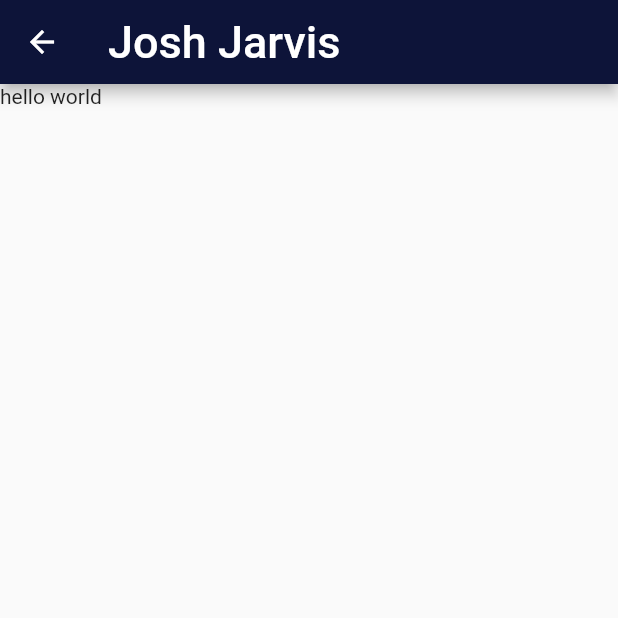
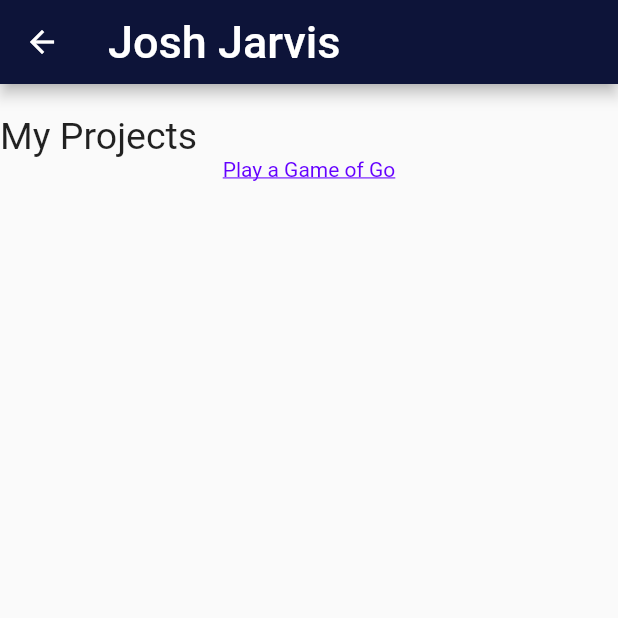
Before and after one commit to ixonstater/codefordaysweb, a Flutter app: the JoshProfile screen opened by its route, on a phone screen of 412 x 824 dp, the top half of it. Run offline on Flutter 3.47's test engine with Material 2 defaults, Android fonts, the phone set to English and light mode, and no system bars; missing offline and left inert: universal_html.

Commit message:
Added first hyperlink to projects page

```diff
--- a/lib/profiles/ashley.dart
+++ b/lib/profiles/ashley.dart
@@ -22,8 +22,19 @@ class _AshleyProfileState extends State<AshleyProfile>{
   _AshleyProfileState() : super();
 
   Widget build(BuildContext build){
-    return Text(
-      "Hello Ashley Profile Page"
+    return Scaffold(
+      appBar: AppBar(
+        title: Text("Ashley Jarvis"),
+      ),
+      body: Align(
+        alignment: Alignment.center,
+        child: Text(
+          "Coming Soon: Ashley's Profile",
+          style: TextStyle(
+            fontSize: 50
+          )
+        )
+      )
     );
   }
 }
--- a/lib/profiles/josh.dart
+++ b/lib/profiles/josh.dart
@@ -1,6 +1,7 @@
 import 'package:flutter/material.dart';
 import '../profiles/profile_tile.dart';
 import '../resources/text.dart';
+import 'package:universal_html/html.dart' as html;
 
 class JoshProfileTile extends StatelessWidget{
   JoshProfileTile(Key key) : super(key: key);
@@ -15,16 +16,16 @@ class JoshProfile extends StatefulWidget{
   JoshProfile(Key key) : super(key: key);
 
   @override
-  _JoshProfileState createState() => _JoshProfileState();
+  _JoshProfileState createState() => _JoshProfileState(this.key);
 }
 
 class _JoshProfileState extends State<JoshProfile>{
-  final int projectsListPageCode = 0;
-  final int resumePageCode = 1;
+  int projectsListPageCode = 0;
+  int resumePageCode = 1;
+  int displayedPage;
+  Key key;
 
-  int displayedPage;
-
-  _JoshProfileState() : super();
+  _JoshProfileState(Key key) : super();
 
   Widget build(BuildContext build){
     Widget profileContents;
@@ -47,8 +48,25 @@ class _JoshProfileState extends State<JoshProfile>{
   }
 
   Widget projectsList(BuildContext build){
-    return Text(
-      "hello world"
+    return ListView(
+      children: <Widget>[
+        SizedBox(height: 20),
+        Text(
+          JoshProfileText.projectsHeader,
+          style: TextStyle(
+            fontSize: 25,
+          )
+        ),
+        Column(
+          children: <Widget>[
+            HyperLink(
+              key,
+              JoshProfileText.goLink,
+              JoshProfileText.goURL
+            )
+          ]
+        )
+      ]
     );
   }
 
@@ -72,10 +90,35 @@ class _JoshProfileState extends State<JoshProfile>{
   }
 }
 
+class HyperLink extends StatelessWidget{
+  final Key key;
+  final String text;
+  final String url;
+  HyperLink(this.key, this.text, this.url) : super(key: key);
+
+  @override
+  Widget build(BuildContext build){
+    return InkWell(
+      child: Text(
+        this.text,
+        style: TextStyle(
+          color: JoshProfileTheme.linkColor,
+          decoration: TextDecoration.underline
+        )
+      ),
+      onTap: () {html.window.open(this.url, '_blank');},
+    );
+  }
+}
+
 class JoshProfileTheme{
   static const primaryTextColor = Color.fromRGBO(0, 0, 0, 1.0);
+  static const linkColor = Color.fromRGBO(100, 0, 255, 1.0);
 }
 
 class JoshProfileText{
   static const title = "Josh Jarvis";
+  static const projectsHeader = "My Projects";
+  static const goLink = "Play a Game of Go";
+  static const goURL = 'http://www.codefordays.io/play_go/';
 }
--- a/pubspec.yaml
+++ b/pubspec.yaml
@@ -9,6 +9,8 @@ environment:
 dependencies:
   flutter:
     sdk: flutter
+
+  universal_html: ^1.1.20
 
   cupertino_icons: ^0.1.2
 
```
Also changed, not shown: pubspec.lock.
